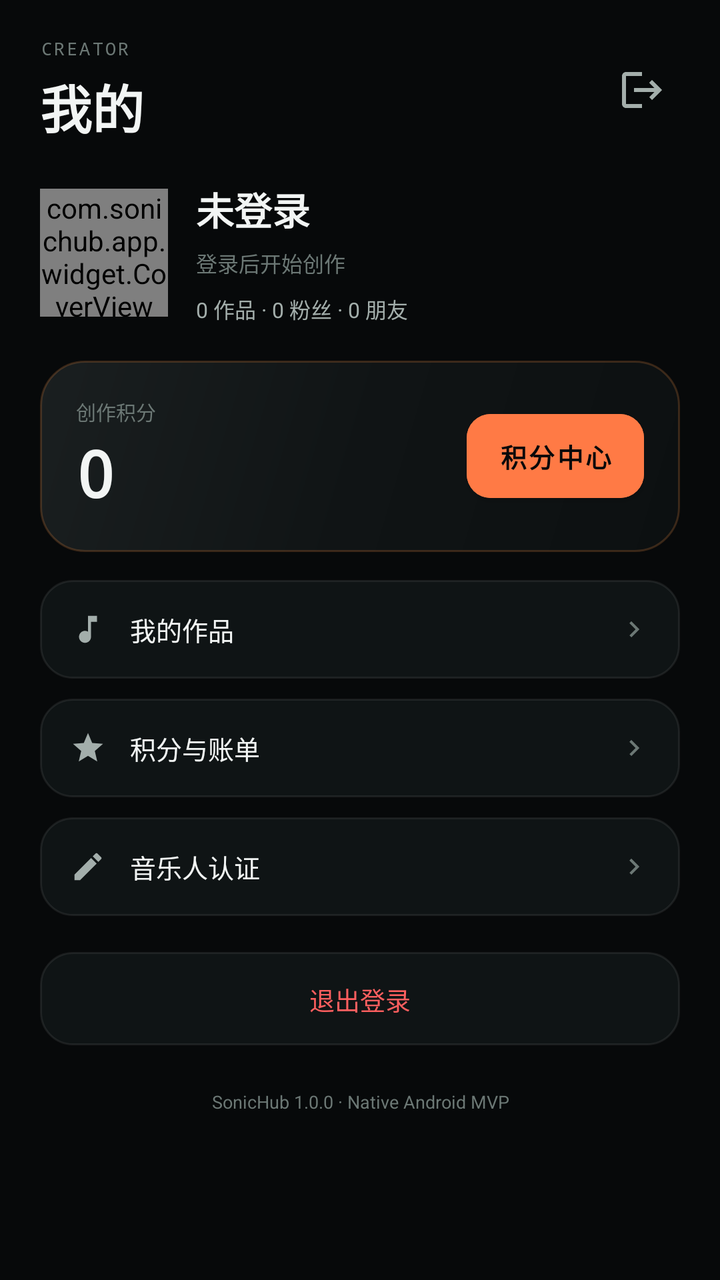
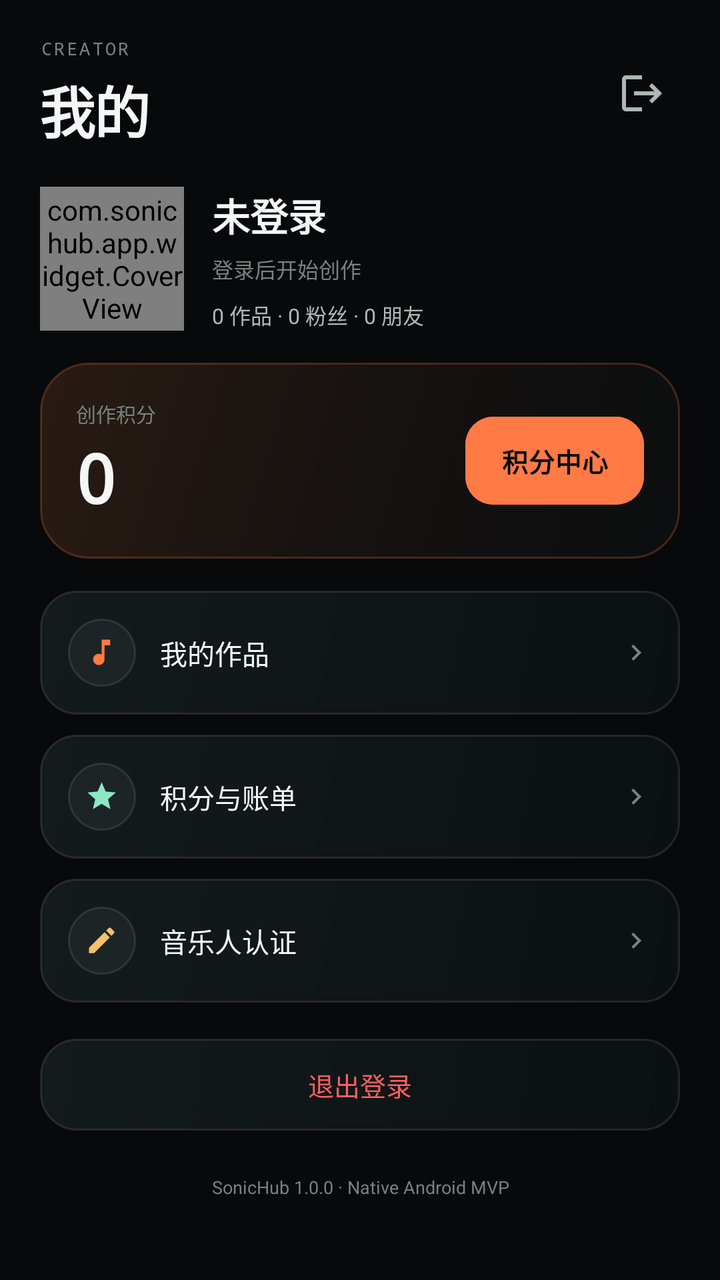

Screens rendered from an Android XML layout before and after an edit, with the pre-edit source and the edit as a unified diff.
<!-- AndroidManifest.xml: application theme Theme.SonicHub -->
<!-- res/layout/fragment_profile.xml -->
<?xml version="1.0" encoding="utf-8"?>
<androidx.core.widget.NestedScrollView xmlns:android="http://schemas.android.com/apk/res/android"
    xmlns:app="http://schemas.android.com/apk/res-auto"
    android:layout_width="match_parent"
    android:layout_height="match_parent"
    android:background="@color/bg"
    android:fillViewport="true"
    android:scrollbars="none">

    <LinearLayout
        android:layout_width="match_parent"
        android:layout_height="wrap_content"
        android:orientation="vertical"
        android:paddingStart="20dp"
        android:paddingTop="18dp"
        android:paddingEnd="20dp"
        android:paddingBottom="28dp">

        <LinearLayout
            android:layout_width="match_parent"
            android:layout_height="wrap_content"
            android:gravity="center_vertical"
            android:orientation="horizontal">

            <LinearLayout
                android:layout_width="0dp"
                android:layout_height="wrap_content"
                android:layout_weight="1"
                android:orientation="vertical">

                <TextView
                    android:layout_width="wrap_content"
                    android:layout_height="wrap_content"
                    android:fontFamily="monospace"
                    android:letterSpacing="0.12"
                    android:text="CREATOR"
                    android:textColor="@color/text_3"
                    android:textSize="9sp" />

                <TextView
                    android:layout_width="wrap_content"
                    android:layout_height="wrap_content"
                    android:layout_marginTop="4dp"
                    android:text="我的"
                    android:textColor="@color/text"
                    android:textSize="26sp"
                    android:textStyle="bold" />
            </LinearLayout>

            <ImageButton
                android:id="@+id/headerLogout"
                android:layout_width="38dp"
                android:layout_height="38dp"
                android:background="?attr/selectableItemBackgroundBorderless"
                android:contentDescription="退出登录"
                android:src="@drawable/ic_logout"
                app:tint="@color/text_2" />
        </LinearLayout>

        <LinearLayout
            android:id="@+id/profileBlock"
            android:layout_width="match_parent"
            android:layout_height="wrap_content"
            android:layout_marginTop="18dp"
            android:gravity="center_vertical"
            android:orientation="horizontal">

            <com.sonichub.app.widget.CoverView
                android:id="@+id/avatar"
                android:layout_width="64dp"
                android:layout_height="64dp" />

            <LinearLayout
                android:layout_width="0dp"
                android:layout_height="wrap_content"
                android:layout_marginStart="14dp"
                android:layout_weight="1"
                android:orientation="vertical">

                <TextView
                    android:id="@+id/name"
                    android:layout_width="wrap_content"
                    android:layout_height="wrap_content"
                    android:text="未登录"
                    android:textColor="@color/text"
                    android:textSize="19sp"
                    android:textStyle="bold" />

                <TextView
                    android:id="@+id/bio"
                    android:layout_width="match_parent"
                    android:layout_height="wrap_content"
                    android:layout_marginTop="5dp"
                    android:ellipsize="end"
                    android:maxLines="2"
                    android:text="登录后开始创作"
                    android:textColor="@color/text_3"
                    android:textSize="10.5sp" />

                <TextView
                    android:id="@+id/stats"
                    android:layout_width="match_parent"
                    android:layout_height="wrap_content"
                    android:layout_marginTop="7dp"
                    android:text="0 作品 · 0 粉丝 · 0 朋友"
                    android:textColor="@color/text_2"
                    android:textSize="10.5sp" />
            </LinearLayout>
        </LinearLayout>

        <LinearLayout
            android:layout_width="match_parent"
            android:layout_height="wrap_content"
            android:layout_marginTop="18dp"
            android:background="@drawable/bg_hero"
            android:gravity="center_vertical"
            android:orientation="horizontal"
            android:padding="18dp">

            <LinearLayout
                android:layout_width="0dp"
                android:layout_height="wrap_content"
                android:layout_weight="1"
                android:orientation="vertical">

                <TextView
                    android:layout_width="wrap_content"
                    android:layout_height="wrap_content"
                    android:text="创作积分"
                    android:textColor="@color/text_3"
                    android:textSize="10sp" />

                <TextView
                    android:id="@+id/creditValue"
                    android:layout_width="wrap_content"
                    android:layout_height="wrap_content"
                    android:layout_marginTop="2dp"
                    android:fontFamily="monospace"
                    android:text="0"
                    android:textColor="@color/text"
                    android:textSize="32sp"
                    android:textStyle="bold" />
            </LinearLayout>

            <com.google.android.material.button.MaterialButton
                android:id="@+id/creditButton"
                style="@style/Widget.Button.Primary"
                android:layout_width="wrap_content"
                android:layout_height="42dp"
                android:text="积分中心" />
        </LinearLayout>

        <LinearLayout
            android:id="@+id/rowWorks"
            android:layout_width="match_parent"
            android:layout_height="wrap_content"
            android:layout_marginTop="14dp"
            android:background="@drawable/bg_card"
            android:gravity="center_vertical"
            android:orientation="horizontal"
            android:padding="15dp">

            <ImageView
                android:layout_width="18dp"
                android:layout_height="18dp"
                android:src="@drawable/ic_music"
                app:tint="@color/text_2" />

            <TextView
                android:layout_width="0dp"
                android:layout_height="wrap_content"
                android:layout_marginStart="12dp"
                android:layout_weight="1"
                android:text="我的作品"
                android:textColor="@color/text"
                android:textSize="13sp" />

            <ImageView
                android:layout_width="16dp"
                android:layout_height="16dp"
                android:src="@drawable/ic_arrow_right"
                app:tint="@color/text_3" />
        </LinearLayout>

        <LinearLayout
            android:id="@+id/rowCredits"
            android:layout_width="match_parent"
            android:layout_height="wrap_content"
            android:layout_marginTop="10dp"
            android:background="@drawable/bg_card"
            android:gravity="center_vertical"
            android:orientation="horizontal"
            android:padding="15dp">

            <ImageView
                android:layout_width="18dp"
                android:layout_height="18dp"
                android:src="@drawable/ic_star"
                app:tint="@color/text_2" />

            <TextView
                android:layout_width="0dp"
                android:layout_height="wrap_content"
                android:layout_marginStart="12dp"
                android:layout_weight="1"
                android:text="积分与账单"
                android:textColor="@color/text"
                android:textSize="13sp" />

            <ImageView
                android:layout_width="16dp"
                android:layout_height="16dp"
                android:src="@drawable/ic_arrow_right"
                app:tint="@color/text_3" />
        </LinearLayout>

        <LinearLayout
            android:id="@+id/rowVerify"
            android:layout_width="match_parent"
            android:layout_height="wrap_content"
            android:layout_marginTop="10dp"
            android:background="@drawable/bg_card"
            android:gravity="center_vertical"
            android:orientation="horizontal"
            android:padding="15dp">

            <ImageView
                android:layout_width="18dp"
                android:layout_height="18dp"
                android:src="@drawable/ic_edit"
                app:tint="@color/text_2" />

            <TextView
                android:layout_width="0dp"
                android:layout_height="wrap_content"
                android:layout_marginStart="12dp"
                android:layout_weight="1"
                android:text="音乐人认证"
                android:textColor="@color/text"
                android:textSize="13sp" />

            <TextView
                android:id="@+id/verifyState"
                android:layout_width="wrap_content"
                android:layout_height="wrap_content"
                android:layout_marginEnd="6dp"
                android:textColor="@color/gold"
                android:textSize="10sp" />

            <ImageView
                android:layout_width="16dp"
                android:layout_height="16dp"
                android:src="@drawable/ic_arrow_right"
                app:tint="@color/text_3" />
        </LinearLayout>

        <TextView
            android:id="@+id/rowLogout"
            android:layout_width="match_parent"
            android:layout_height="wrap_content"
            android:layout_marginTop="18dp"
            android:background="@drawable/bg_card"
            android:gravity="center"
            android:padding="14dp"
            android:text="退出登录"
            android:textColor="@color/danger"
            android:textSize="12.5sp" />

        <TextView
            android:layout_width="match_parent"
            android:layout_height="wrap_content"
            android:layout_marginTop="22dp"
            android:gravity="center"
            android:text="SonicHub 1.0.0 · Native Android MVP"
            android:textColor="@color/text_3"
            android:textSize="9sp" />
    </LinearLayout>
</androidx.core.widget.NestedScrollView>
<!-- resources referenced by this layout -->
<resources>
  <color name="bg">#FF07090A</color>
  <color name="danger">#FFFF5F5F</color>
  <color name="gold">#FFF5C26B</color>
  <color name="text">#FFF2F5F4</color>
  <color name="text_2">#FFA3AEAB</color>
  <color name="text_3">#FF6C7875</color>
  <!-- drawable bg_card (drawable) -->
  <?xml version="1.0" encoding="utf-8"?>
  <shape xmlns:android="http://schemas.android.com/apk/res/android">
      <solid android:color="@color/surface" />
      <corners android:radius="16dp" />
      <stroke android:width="1dp" android:color="@color/line" />
  </shape>
  <!-- drawable bg_hero (drawable) -->
  <?xml version="1.0" encoding="utf-8"?>
  <shape xmlns:android="http://schemas.android.com/apk/res/android">
      <gradient
          android:angle="315"
          android:startColor="#1A1F20"
          android:centerColor="#101415"
          android:endColor="#0C1011" />
      <corners android:radius="22dp" />
      <stroke android:width="1dp" android:color="#33FF9645" />
  </shape>
  <style name="Widget.Button.Primary" parent="Widget.MaterialComponents.Button">
          <item name="android:backgroundTint">@color/accent</item>
          <item name="android:textColor">@color/bg</item>
          <item name="android:textSize">13sp</item>
          <item name="android:textStyle">bold</item>
          <item name="android:insetTop">0dp</item>
          <item name="android:insetBottom">0dp</item>
          <item name="cornerRadius">12dp</item>
      </style>
  <style name="Theme.SonicHub" parent="Theme.MaterialComponents.NoActionBar">
          <item name="colorPrimary">@color/accent</item>
          <item name="colorPrimaryDark">@color/bg</item>
          <item name="colorSecondary">@color/mint</item>
          <item name="colorSurface">@color/surface</item>
          <item name="colorOnSurface">@color/text</item>
          <item name="android:windowBackground">@color/bg</item>
          <item name="android:statusBarColor">@color/bg</item>
          <item name="android:navigationBarColor">@color/bg</item>
          <item name="android:windowLightStatusBar">false</item>
          <item name="android:textColorPrimary">@color/text</item>
          <item name="android:textColorSecondary">@color/text_2</item>
          <item name="android:fontFamily">sans-serif</item>
          <item name="android:forceDarkAllowed">false</item>
      </style>
  <color name="line">#14FFFFFF</color>
  <color name="accent">#FFFF7A45</color>
  <color name="mint">#FF8EE6C6</color>
  <!-- unchanged entries left out for length: 6 -->
</resources>

<!-- the commit's change to res/layout/fragment_profile.xml (unified diff, before → after) -->
@@ -41,9 +41,10 @@
                     android:layout_width="wrap_content"
                     android:layout_height="wrap_content"
                     android:layout_marginTop="4dp"
+                    android:letterSpacing="-0.02"
                     android:text="我的"
                     android:textColor="@color/text"
-                    android:textSize="26sp"
+                    android:textSize="28sp"
                     android:textStyle="bold" />
             </LinearLayout>
 
@@ -67,8 +68,9 @@
 
             <com.sonichub.app.widget.CoverView
                 android:id="@+id/avatar"
-                android:layout_width="64dp"
-                android:layout_height="64dp" />
+                android:layout_width="72dp"
+                android:layout_height="72dp"
+                android:elevation="8dp" />
 
             <LinearLayout
                 android:layout_width="0dp"
@@ -111,7 +113,7 @@
         <LinearLayout
             android:layout_width="match_parent"
             android:layout_height="wrap_content"
-            android:layout_marginTop="18dp"
+            android:layout_marginTop="16dp"
             android:background="@drawable/bg_hero"
             android:gravity="center_vertical"
             android:orientation="horizontal"
@@ -136,9 +138,10 @@
                     android:layout_height="wrap_content"
                     android:layout_marginTop="2dp"
                     android:fontFamily="monospace"
+                    android:letterSpacing="-0.02"
                     android:text="0"
                     android:textColor="@color/text"
-                    android:textSize="32sp"
+                    android:textSize="34sp"
                     android:textStyle="bold" />
             </LinearLayout>
 
@@ -146,7 +149,9 @@
                 android:id="@+id/creditButton"
                 style="@style/Widget.Button.Primary"
                 android:layout_width="wrap_content"
-                android:layout_height="42dp"
+                android:layout_height="44dp"
+                android:paddingStart="18dp"
+                android:paddingEnd="18dp"
                 android:text="积分中心" />
         </LinearLayout>
 
@@ -154,17 +159,24 @@
             android:id="@+id/rowWorks"
             android:layout_width="match_parent"
             android:layout_height="wrap_content"
-            android:layout_marginTop="14dp"
-            android:background="@drawable/bg_card"
+            android:layout_marginTop="16dp"
+            android:background="@drawable/bg_card_clickable"
             android:gravity="center_vertical"
             android:orientation="horizontal"
-            android:padding="15dp">
-
-            <ImageView
-                android:layout_width="18dp"
-                android:layout_height="18dp"
-                android:src="@drawable/ic_music"
-                app:tint="@color/text_2" />
+            android:padding="14dp">
+
+            <FrameLayout
+                android:layout_width="34dp"
+                android:layout_height="34dp"
+                android:background="@drawable/bg_icon_circle">
+
+                <ImageView
+                    android:layout_width="17dp"
+                    android:layout_height="17dp"
+                    android:layout_gravity="center"
+                    android:src="@drawable/ic_music"
+                    app:tint="@color/accent" />
+            </FrameLayout>
 
             <TextView
                 android:layout_width="0dp"
@@ -173,7 +185,7 @@
                 android:layout_weight="1"
                 android:text="我的作品"
                 android:textColor="@color/text"
-                android:textSize="13sp" />
+                android:textSize="13.5sp" />
 
             <ImageView
                 android:layout_width="16dp"
@@ -187,16 +199,23 @@
             android:layout_width="match_parent"
             android:layout_height="wrap_content"
             android:layout_marginTop="10dp"
-            android:background="@drawable/bg_card"
+            android:background="@drawable/bg_card_clickable"
             android:gravity="center_vertical"
             android:orientation="horizontal"
-            android:padding="15dp">
-
-            <ImageView
-                android:layout_width="18dp"
-                android:layout_height="18dp"
-                android:src="@drawable/ic_star"
-                app:tint="@color/text_2" />
+            android:padding="14dp">
+
+            <FrameLayout
+                android:layout_width="34dp"
+                android:layout_height="34dp"
+                android:background="@drawable/bg_icon_circle">
+
+                <ImageView
+                    android:layout_width="17dp"
+                    android:layout_height="17dp"
+                    android:layout_gravity="center"
+                    android:src="@drawable/ic_star"
+                    app:tint="@color/mint" />
+            </FrameLayout>
 
             <TextView
                 android:layout_width="0dp"
@@ -205,7 +224,7 @@
                 android:layout_weight="1"
                 android:text="积分与账单"
                 android:textColor="@color/text"
-                android:textSize="13sp" />
+                android:textSize="13.5sp" />
 
             <ImageView
                 android:layout_width="16dp"
@@ -219,16 +238,23 @@
             android:layout_width="match_parent"
             android:layout_height="wrap_content"
             android:layout_marginTop="10dp"
-            android:background="@drawable/bg_card"
+            android:background="@drawable/bg_card_clickable"
             android:gravity="center_vertical"
             android:orientation="horizontal"
-            android:padding="15dp">
-
-            <ImageView
-                android:layout_width="18dp"
-                android:layout_height="18dp"
-                android:src="@drawable/ic_edit"
-                app:tint="@color/text_2" />
+            android:padding="14dp">
+
+            <FrameLayout
+                android:layout_width="34dp"
+                android:layout_height="34dp"
+                android:background="@drawable/bg_icon_circle">
+
+                <ImageView
+                    android:layout_width="17dp"
+                    android:layout_height="17dp"
+                    android:layout_gravity="center"
+                    android:src="@drawable/ic_edit"
+                    app:tint="@color/gold" />
+            </FrameLayout>
 
             <TextView
                 android:layout_width="0dp"
@@ -237,7 +263,7 @@
                 android:layout_weight="1"
                 android:text="音乐人认证"
                 android:textColor="@color/text"
-                android:textSize="13sp" />
+                android:textSize="13.5sp" />
 
             <TextView
                 android:id="@+id/verifyState"
@@ -257,14 +283,13 @@
         <TextView
             android:id="@+id/rowLogout"
             android:layout_width="match_parent"
-            android:layout_height="wrap_content"
+            android:layout_height="46dp"
             android:layout_marginTop="18dp"
-            android:background="@drawable/bg_card"
+            android:background="@drawable/bg_card_clickable"
             android:gravity="center"
-            android:padding="14dp"
             android:text="退出登录"
             android:textColor="@color/danger"
-            android:textSize="12.5sp" />
+            android:textSize="13sp" />
 
         <TextView
             android:layout_width="match_parent"
<!-- resource entries referenced after the edit -->
@@ -3,35 +3,68 @@
   <color name="bg">#FF07090A</color>
   <color name="danger">#FFFF5F5F</color>
   <color name="gold">#FFF5C26B</color>
-  <color name="text">#FFF2F5F4</color>
-  <color name="text_2">#FFA3AEAB</color>
-  <color name="text_3">#FF6C7875</color>
-  <!-- drawable bg_card (drawable) -->
+  <color name="text">#FFF4F7F6</color>
+  <color name="text_2">#FFADB8B5</color>
+  <color name="text_3">#FF76827E</color>
+  <!-- drawable bg_card_clickable (drawable) -->
   <?xml version="1.0" encoding="utf-8"?>
-  <shape xmlns:android="http://schemas.android.com/apk/res/android">
-      <solid android:color="@color/surface" />
-      <corners android:radius="16dp" />
-      <stroke android:width="1dp" android:color="@color/line" />
-  </shape>
+  <ripple xmlns:android="http://schemas.android.com/apk/res/android"
+      android:color="#1AFFFFFF">
+      <item android:id="@android:id/mask">
+          <shape>
+              <solid android:color="#FFFFFFFF" />
+              <corners android:radius="18dp" />
+          </shape>
+      </item>
+      <item>
+          <shape>
+              <gradient
+                  android:angle="315"
+                  android:centerColor="#FF101618"
+                  android:endColor="#FF0B1011"
+                  android:startColor="#FF141B1D" />
+              <corners android:radius="18dp" />
+              <stroke
+                  android:width="1dp"
+                  android:color="@color/line" />
+          </shape>
+      </item>
+  </ripple>
   <!-- drawable bg_hero (drawable) -->
   <?xml version="1.0" encoding="utf-8"?>
   <shape xmlns:android="http://schemas.android.com/apk/res/android">
       <gradient
           android:angle="315"
-          android:startColor="#1A1F20"
-          android:centerColor="#101415"
-          android:endColor="#0C1011" />
-      <corners android:radius="22dp" />
-      <stroke android:width="1dp" android:color="#33FF9645" />
+          android:centerColor="#FF161211"
+          android:endColor="#FF0C0E0F"
+          android:startColor="#FF2A1B13" />
+      <corners android:radius="24dp" />
+      <stroke
+          android:width="1dp"
+          android:color="#3DFF7A45" />
+  </shape>
+  <!-- drawable bg_icon_circle (drawable) -->
+  <?xml version="1.0" encoding="utf-8"?>
+  <shape xmlns:android="http://schemas.android.com/apk/res/android">
+      <solid android:color="@color/surface_3" />
+      <corners android:radius="999dp" />
+      <stroke
+          android:width="1dp"
+          android:color="@color/line" />
   </shape>
   <style name="Widget.Button.Primary" parent="Widget.MaterialComponents.Button">
           <item name="android:backgroundTint">@color/accent</item>
           <item name="android:textColor">@color/bg</item>
           <item name="android:textSize">13sp</item>
           <item name="android:textStyle">bold</item>
+          <item name="android:textAllCaps">false</item>
+          <item name="android:letterSpacing">0.02</item>
           <item name="android:insetTop">0dp</item>
           <item name="android:insetBottom">0dp</item>
-          <item name="cornerRadius">12dp</item>
+          <item name="android:elevation">0dp</item>
+          <item name="android:stateListAnimator">@null</item>
+          <item name="rippleColor">@color/accent_soft</item>
+          <item name="cornerRadius">14dp</item>
       </style>
   <style name="Theme.SonicHub" parent="Theme.MaterialComponents.NoActionBar">
           <item name="colorPrimary">@color/accent</item>
@@ -39,16 +72,28 @@
           <item name="colorSecondary">@color/mint</item>
           <item name="colorSurface">@color/surface</item>
           <item name="colorOnSurface">@color/text</item>
-          <item name="android:windowBackground">@color/bg</item>
+          <item name="android:windowBackground">@drawable/bg_screen</item>
           <item name="android:statusBarColor">@color/bg</item>
           <item name="android:navigationBarColor">@color/bg</item>
           <item name="android:windowLightStatusBar">false</item>
+          <item name="android:windowLightNavigationBar">false</item>
           <item name="android:textColorPrimary">@color/text</item>
           <item name="android:textColorSecondary">@color/text_2</item>
           <item name="android:fontFamily">sans-serif</item>
           <item name="android:forceDarkAllowed">false</item>
       </style>
-  <color name="line">#14FFFFFF</color>
+  <color name="line">#1AFFFFFF</color>
+  <color name="surface_3">#FF1C2426</color>
+  <color name="accent_soft">#22FF7A45</color>
+  <!-- drawable bg_screen (drawable) -->
+  <?xml version="1.0" encoding="utf-8"?>
+  <shape xmlns:android="http://schemas.android.com/apk/res/android">
+      <gradient
+          android:angle="270"
+          android:centerColor="#FF080C0E"
+          android:endColor="#FF040607"
+          android:startColor="#FF0B1113" />
+  </shape>
   <color name="accent">#FFFF7A45</color>
   <color name="mint">#FF8EE6C6</color>
   <!-- unchanged entries left out for length: 6 -->
